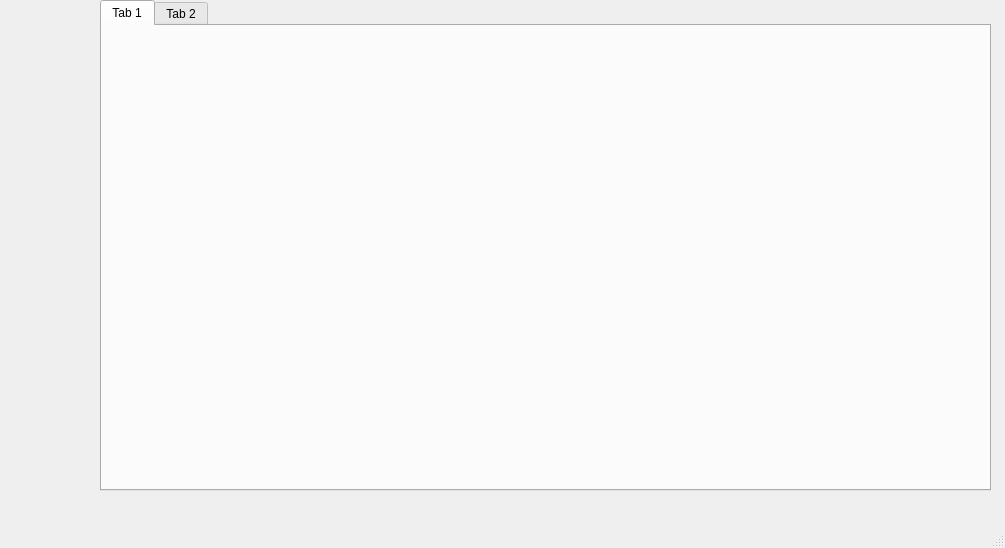
First picture: the form in MainWindow.ui, repository wslowinski/QtFinance, before the edit.
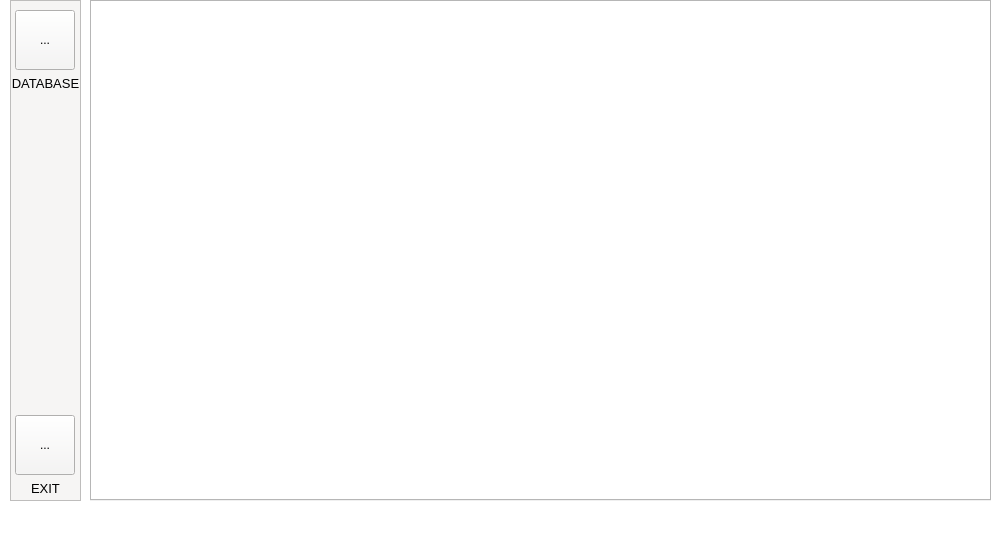
Second picture: the form after the edit. Icons and pictures are not drawn.

Commit message: Add Exit button + Cleanup

Patch:
```diff
--- a/MainWindow.ui
+++ b/MainWindow.ui
@@ -10,28 +10,153 @@
     <height>548</height>
    </rect>
   </property>
+  <property name="minimumSize">
+   <size>
+    <width>1005</width>
+    <height>548</height>
+   </size>
+  </property>
+  <property name="maximumSize">
+   <size>
+    <width>1005</width>
+    <height>548</height>
+   </size>
+  </property>
   <property name="windowTitle">
-   <string>MainWindow</string>
+   <string>QtFinance</string>
+  </property>
+  <property name="layoutDirection">
+   <enum>Qt::LeftToRight</enum>
+  </property>
+  <property name="styleSheet">
+   <string notr="true">background-color: rgb(255, 255, 255);</string>
+  </property>
+  <property name="tabShape">
+   <enum>QTabWidget::Rounded</enum>
   </property>
   <widget class="QWidget" name="centralwidget">
    <widget class="QTabWidget" name="tabWidget">
     <property name="geometry">
      <rect>
-      <x>100</x>
+      <x>90</x>
       <y>0</y>
-      <width>891</width>
-      <height>491</height>
+      <width>901</width>
+      <height>501</height>
      </rect>
     </property>
-    <widget class="QWidget" name="tab">
-     <attribute name="title">
-      <string>Tab 1</string>
-     </attribute>
+    <property name="sizePolicy">
+     <sizepolicy hsizetype="Expanding" vsizetype="Expanding">
+      <horstretch>0</horstretch>
+      <verstretch>0</verstretch>
+     </sizepolicy>
+    </property>
+    <property name="currentIndex">
+     <number>-1</number>
+    </property>
+   </widget>
+   <widget class="QFrame" name="frmLeftPanel">
+    <property name="geometry">
+     <rect>
+      <x>10</x>
+      <y>0</y>
+      <width>71</width>
+      <height>501</height>
+     </rect>
+    </property>
+    <property name="styleSheet">
+     <string notr="true">background-color: rgb(246, 245, 244);</string>
+    </property>
+    <property name="frameShape">
+     <enum>QFrame::StyledPanel</enum>
+    </property>
+    <property name="frameShadow">
+     <enum>QFrame::Raised</enum>
+    </property>
+    <widget class="QToolButton" name="tbtnExit">
+     <property name="geometry">
+      <rect>
+       <x>5</x>
+       <y>415</y>
+       <width>60</width>
+       <height>60</height>
+      </rect>
+     </property>
+     <property name="text">
+      <string>...</string>
+     </property>
+     <property name="icon">
+      <iconset theme="system-shutdown"/>
+     </property>
+     <property name="iconSize">
+      <size>
+       <width>70</width>
+       <height>70</height>
+      </size>
+     </property>
     </widget>
-    <widget class="QWidget" name="tab_2">
-     <attribute name="title">
-      <string>Tab 2</string>
-     </attribute>
+    <widget class="QLabel" name="lblExit">
+     <property name="geometry">
+      <rect>
+       <x>1</x>
+       <y>480</y>
+       <width>69</width>
+       <height>17</height>
+      </rect>
+     </property>
+     <property name="font">
+      <font>
+       <pointsize>10</pointsize>
+      </font>
+     </property>
+     <property name="text">
+      <string>EXIT</string>
+     </property>
+     <property name="alignment">
+      <set>Qt::AlignCenter</set>
+     </property>
+    </widget>
+    <widget class="QToolButton" name="toolButton">
+     <property name="geometry">
+      <rect>
+       <x>5</x>
+       <y>10</y>
+       <width>60</width>
+       <height>60</height>
+      </rect>
+     </property>
+     <property name="text">
+      <string>...</string>
+     </property>
+     <property name="icon">
+      <iconset theme="application-x-executable"/>
+     </property>
+     <property name="iconSize">
+      <size>
+       <width>60</width>
+       <height>60</height>
+      </size>
+     </property>
+    </widget>
+    <widget class="QLabel" name="lblExit_2">
+     <property name="geometry">
+      <rect>
+       <x>1</x>
+       <y>75</y>
+       <width>69</width>
+       <height>17</height>
+      </rect>
+     </property>
+     <property name="font">
+      <font>
+       <pointsize>10</pointsize>
+      </font>
+     </property>
+     <property name="text">
+      <string>DATABASE</string>
+     </property>
+     <property name="alignment">
+      <set>Qt::AlignCenter</set>
+     </property>
     </widget>
    </widget>
   </widget>
```
Left out of the diff: 6 changed lines with no effect on the pictures. The commit also changes 8 other files.
